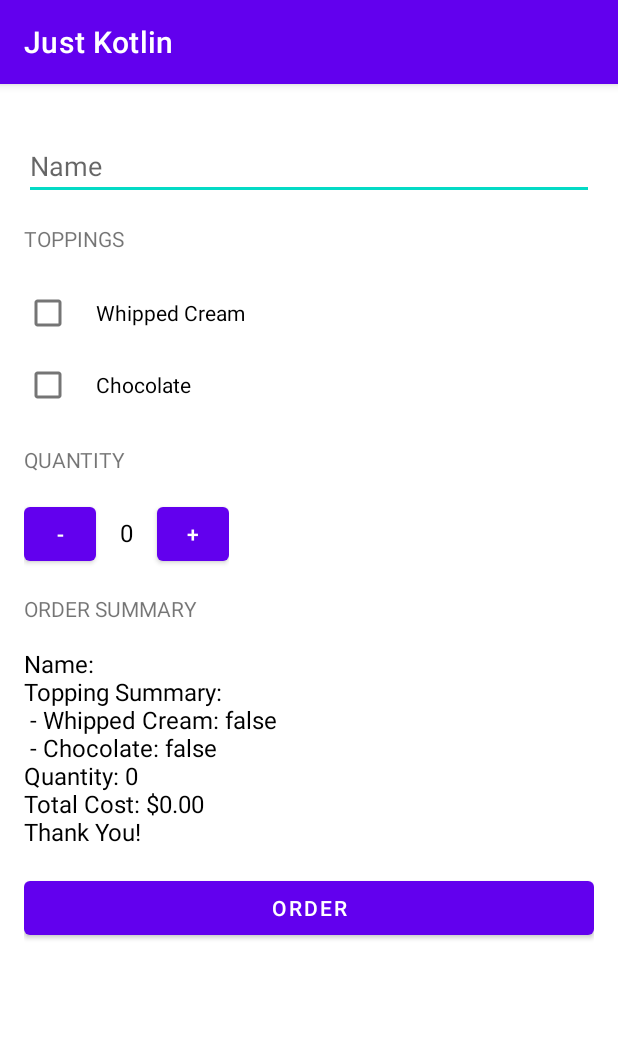
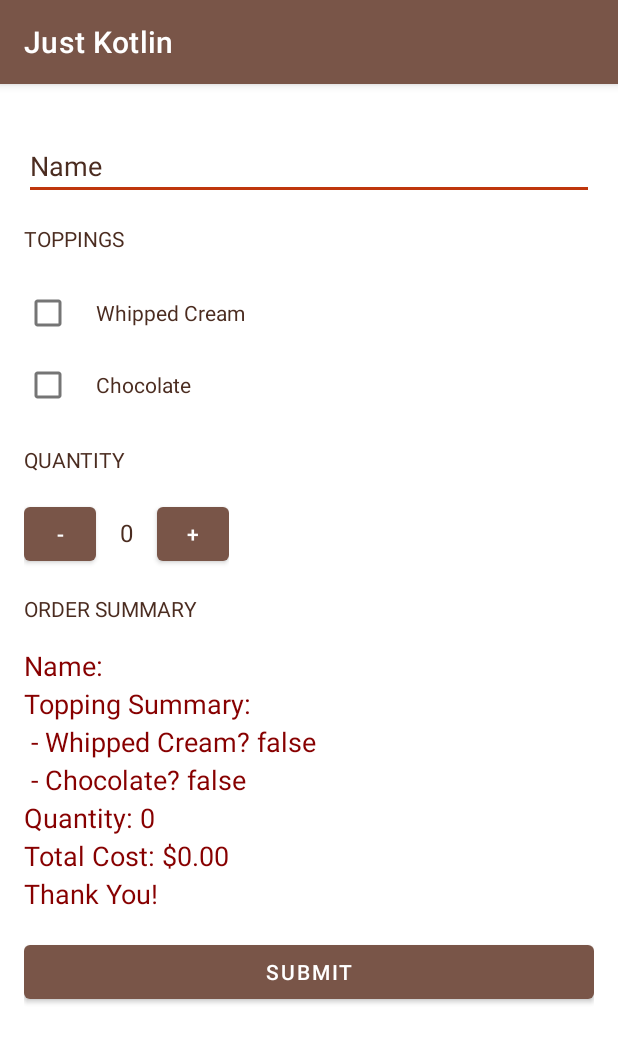
Before and after one commit to Arsonist-Cook/Desenvolvimento-Android_Trilha-Basica, an Android app: the screen it shows after launch (MainActivity), after a tap on "ORDER", on a phone screen of 412 x 824 dp. Shown: the top 1043 px of the screen. Run offline under Robolectric (Android 15) with nearby library versions, the phone set to English and light mode, and no system bars.

Commit message:
Add some theme and state

```diff
--- a/User Input/Just Kotlin/app/build.gradle
+++ b/User Input/Just Kotlin/app/build.gradle
@@ -39,7 +39,7 @@ dependencies {
     implementation 'androidx.appcompat:appcompat:1.2.0'
     implementation 'com.google.android.material:material:1.3.0'
     implementation 'androidx.constraintlayout:constraintlayout:2.0.4'
-    testImplementation 'junit:junit:4.+'
+    testImplementation 'junit:junit:4.13.2'
     androidTestImplementation 'androidx.test.ext:junit:1.1.2'
     androidTestImplementation 'androidx.test.espresso:espresso-core:3.3.0'
 }
--- a/User Input/Just Kotlin/app/src/main/java/com/example/android/justkotlin/MainActivity.kt
+++ b/User Input/Just Kotlin/app/src/main/java/com/example/android/justkotlin/MainActivity.kt
@@ -1,11 +1,10 @@
 package com.example.android.justkotlin
 
+import android.graphics.Path
 import android.os.Bundle
 import android.text.Editable
 import android.view.View
-import android.widget.CheckBox
-import android.widget.EditText
-import android.widget.TextView
+import android.widget.*
 import androidx.appcompat.app.AppCompatActivity
 import androidx.core.widget.doAfterTextChanged
 import com.example.android.justkotlin.utils.Order
@@ -13,10 +12,14 @@ import com.example.android.justkotlin.utils.Order
 
 class MainActivity : AppCompatActivity() {
 
-    var order: Order = Order(this)
-    var summaryTextView:TextView? = null
-    var quantityTextView:TextView? = null
-    var editText:EditText? = null
+    private var order: Order = Order(this)
+    private var summaryTextView: TextView? = null
+    private var quantityTextView: TextView? = null
+    private var editText: EditText? = null
+    private var submitBtn: Button? = null
+    private var state: OperationState = OperationState.ORDER
+
+    enum class OperationState { SUBMIT, ORDER }
 
     override fun onCreate(savedInstanceState: Bundle?) {
         super.onCreate(savedInstanceState)
@@ -25,21 +28,37 @@ class MainActivity : AppCompatActivity() {
         displayQuantity()
     }
 
-    private fun startupVariables(){
+    private fun startupVariables() {
         summaryTextView = findViewById(R.id.summary_text_view)
         quantityTextView = findViewById(R.id.order_text_input)
         editText = findViewById(R.id.name_edit_text)
+        submitBtn = findViewById(R.id.order_btn)
 
         //hookup Event Listener
-        editText?.doAfterTextChanged { text:Editable? -> order.nameOrder = text.toString() }
+        editText?.doAfterTextChanged { text: Editable? ->
+            order.nameOrder = text.toString()
+            cleanSummary()
+        }
     }
 
     fun submitOrder(view: View) {
-        displaySummary()
+        when (state) {
+            (OperationState.SUBMIT) -> {
+                //@TODO implements submit mail to
+                Toast.makeText(this, "Submit Pressed", Toast.LENGTH_SHORT).show()
+            }
+
+            (OperationState.ORDER) -> {
+                displaySummary()
+                submitBtn?.text = getString(R.string.submit)
+                state = OperationState.SUBMIT
+            }
+        }
     }
 
     private fun displayQuantity() {
-        (this.quantityTextView)?.text  = "${order.cupsOfCoffee}"
+        (this.quantityTextView)?.text = "${order.cupsOfCoffee}"
+        cleanSummary()
     }
 
     private fun displaySummary() {
@@ -59,9 +78,19 @@ class MainActivity : AppCompatActivity() {
 
     fun setWhippedCreamTopping(view: View) {
         (view as CheckBox).isChecked.also { order.hasWhippedCream = it }
+        cleanSummary()
     }
 
     fun setChocolateTopping(view: View) {
         (view as CheckBox).isChecked.also { order.hasChocolateTopping = it }
+        cleanSummary()
+    }
+
+    private fun cleanSummary() {
+        if (state == OperationState.SUBMIT) {
+            (this.summaryTextView)?.text = ""
+            (this.submitBtn)?.text = getString(R.string.order)
+            state = OperationState.ORDER
+        }
     }
 }
--- a/User Input/Just Kotlin/app/src/main/res/layout/activity_main.xml
+++ b/User Input/Just Kotlin/app/src/main/res/layout/activity_main.xml
@@ -19,12 +19,15 @@
             android:layout_marginBottom="16dp"
             android:autofillHints="@string/name_text_edit_hint"
             android:hint="@string/name_text_edit_hint"
+            android:shadowColor="@color/secondaryLightColor"
+            android:textColorHint="@color/primaryDarkColor"
             android:inputType="textCapWords" />
 
         <TextView
             android:layout_width="wrap_content"
             android:layout_height="wrap_content"
             android:layout_marginBottom="16dp"
+            android:textColor="@color/primaryDarkColor"
             android:text="@string/toppings_label"
             android:textAllCaps="true" />
 
@@ -34,6 +37,7 @@
             android:onClick="setWhippedCreamTopping"
             android:paddingStart="16dp"
             android:paddingEnd="16dp"
+            android:textColor="@color/primaryDarkColor"
             android:text="@string/whipped_cream_topping" />
 
         <CheckBox
@@ -41,6 +45,7 @@
             android:layout_height="wrap_content"
             android:layout_marginBottom="16dp"
             android:onClick="setChocolateTopping"
+            android:textColor="@color/primaryDarkColor"
             android:paddingStart="16dp"
             android:paddingEnd="16dp"
             android:text="@string/chocolate_topping" />
@@ -50,6 +55,7 @@
             android:layout_height="wrap_content"
             android:layout_marginBottom="16dp"
             android:text="@string/quantity"
+            android:textColor="@color/primaryDarkColor"
             android:textAllCaps="true" />
 
         <LinearLayout
@@ -63,6 +69,7 @@
                 android:layout_width="48dp"
                 android:layout_height="48dp"
                 android:onClick="decrementCup"
+                android:textColor="@color/primaryTextColor"
                 android:text="@string/subtract" />
 
             <TextView
@@ -71,7 +78,7 @@
                 android:layout_height="wrap_content"
                 android:layout_marginHorizontal="16dp"
                 android:text="@string/quantity_Startup"
-                android:textColor="@color/black"
+                android:textColor="@color/primaryDarkColor"
                 android:textSize="16sp" />
 
             <Button
@@ -79,6 +86,7 @@
                 android:layout_width="48dp"
                 android:layout_height="48dp"
                 android:onClick="incrementCup"
+                android:textColor="@color/primaryTextColor"
                 android:text="@string/add" />
         </LinearLayout>
 
@@ -87,6 +95,7 @@
             android:layout_height="wrap_content"
             android:layout_marginBottom="16dp"
             android:text="@string/order_summary"
+            android:textColor="@color/primaryDarkColor"
             android:textAllCaps="true" />
 
         <TextView
@@ -94,14 +103,16 @@
             android:layout_width="wrap_content"
             android:layout_height="wrap_content"
             android:layout_marginBottom="16dp"
-            android:textColor="@color/black"
-            android:textSize="16sp"/>
+            android:lineSpacingExtra="4dp"
+            android:textColor="@color/secondaryDarkColor"
+            android:textSize="18sp"/>
 
         <Button
             android:id="@+id/order_btn"
             android:layout_width="match_parent"
             android:layout_height="wrap_content"
             android:onClick="submitOrder"
+            android:textColor="@color/primaryTextColor"
             android:text="@string/order" />
     </LinearLayout>
 </ScrollView>
--- a/User Input/Just Kotlin/app/src/main/res/values/colors.xml
+++ b/User Input/Just Kotlin/app/src/main/res/values/colors.xml
@@ -7,4 +7,12 @@
     <color name="teal_700">#FF018786</color>
     <color name="black">#FF000000</color>
     <color name="white">#FFFFFFFF</color>
+    <color name="primaryColor">#795548</color>
+    <color name="primaryLightColor">#a98274</color>
+    <color name="primaryDarkColor">#4b2c20</color>
+    <color name="secondaryColor">#bf360c</color>
+    <color name="secondaryLightColor">#f9683a</color>
+    <color name="secondaryDarkColor">#870000</color>
+    <color name="primaryTextColor">#ffffff</color>
+    <color name="secondaryTextColor">#ffffff</color>
 </resources>
--- a/User Input/Just Kotlin/app/src/main/res/values/strings.xml
+++ b/User Input/Just Kotlin/app/src/main/res/values/strings.xml
@@ -1,6 +1,7 @@
 <resources xmlns:xliff="urn:oasis:names:tc:xliff:document:1.2">
     <string name="app_name">Just Kotlin</string>
     <string name="order">Order</string>
+    <string name="submit">Submit</string>
     <string name="order_summary">Order Summary</string>
     <string name="add">+</string>
     <string name="quantity_Startup">0</string>
@@ -12,8 +13,8 @@
     <string name="name_text_edit_hint">Name</string>
     <string name="summary_name">Name: <xliff:g id="name" example="Anna">%1$s</xliff:g></string>
     <string name="topping_title_summary">Topping Summary:</string>
-    <string name="whipped_cream_summary">Whipped Cream: <xliff:g id="wipped_cream_topping" example="true">%1$b</xliff:g></string>
-    <string name="chocolate_topping_summary">Chocolate: <xliff:g id="chocolate_topping" example="true">%1$b</xliff:g></string>
+    <string name="whipped_cream_summary">Whipped Cream? <xliff:g id="wipped_cream_topping" example="true">%1$b</xliff:g></string>
+    <string name="chocolate_topping_summary">Chocolate? <xliff:g id="chocolate_topping" example="true">%1$b</xliff:g></string>
     <string name="quantity_summary">Quantity: <xliff:g id="quantity" example="3">%1$d</xliff:g></string>
     <string name="total_cost_summary">Total Cost: <xliff:g id="total_cost" example="$30.00">%1$s</xliff:g></string>
     <string name="greetings_summary">Thank You!</string>
--- a/User Input/Just Kotlin/app/src/main/res/values/themes.xml
+++ b/User Input/Just Kotlin/app/src/main/res/values/themes.xml
@@ -2,13 +2,13 @@
     <!-- Base application theme. -->
     <style name="Theme.JustKotlin" parent="Theme.MaterialComponents.DayNight.DarkActionBar">
         <!-- Primary brand color. -->
-        <item name="colorPrimary">@color/purple_500</item>
-        <item name="colorPrimaryVariant">@color/purple_700</item>
-        <item name="colorOnPrimary">@color/white</item>
+        <item name="colorPrimary">@color/primaryColor</item>
+        <item name="colorPrimaryVariant">@color/primaryDarkColor</item>
+        <item name="colorOnPrimary">@color/primaryLightColor</item>
         <!-- Secondary brand color. -->
-        <item name="colorSecondary">@color/teal_200</item>
-        <item name="colorSecondaryVariant">@color/teal_700</item>
-        <item name="colorOnSecondary">@color/black</item>
+        <item name="colorSecondary">@color/secondaryColor</item>
+        <item name="colorSecondaryVariant">@color/secondaryDarkColor</item>
+        <item name="colorOnSecondary">@color/secondaryLightColor</item>
         <!-- Status bar color. -->
         <item name="android:statusBarColor" tools:targetApi="l">?attr/colorPrimaryVariant</item>
         <!-- Customize your theme here. -->
--- a/User Input/Just Kotlin/build.gradle
+++ b/User Input/Just Kotlin/build.gradle
@@ -7,6 +7,7 @@ buildscript {
     }
     dependencies {
         classpath "com.android.tools.build:gradle:4.1.2"
+        //noinspection DifferentKotlinGradleVersion
         classpath "org.jetbrains.kotlin:kotlin-gradle-plugin:$kotlin_version"
 
         // NOTE: Do not place your application dependencies here; they belong
```
Also changed, not shown: 1 other file.
